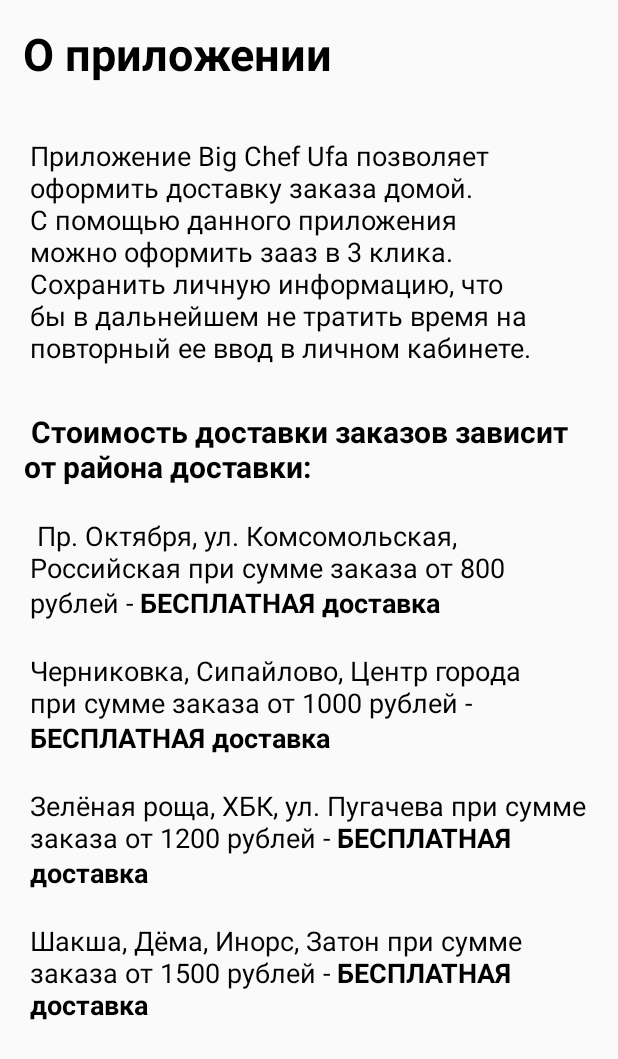
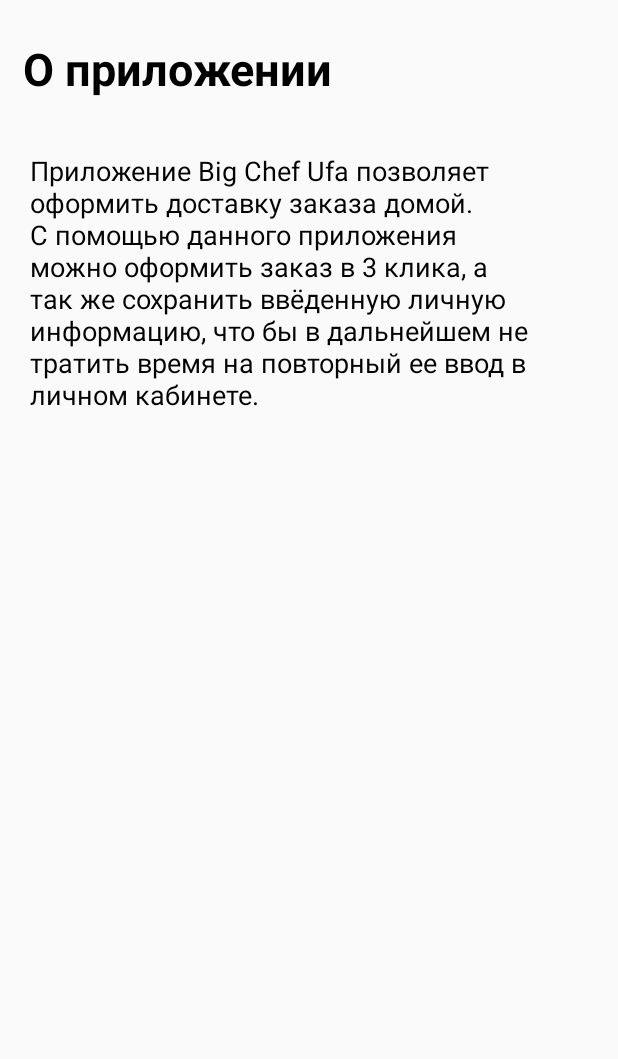
Before and after one commit to sharafutdinovazat/BigChefCafe, an Android app: the layout about_app.xml on its own in the app's theme, with its tools: preview values and no code run, on a phone screen of 412 x 824 dp. Shown: the top 1059 px of the screen. Run offline under Robolectric (Android 15) with nearby library versions, the phone set to English and light mode, and no system bars; Roboto replaces fonts that are not available here.

Commit message:
Чтото2

```diff
--- a/app/src/main/res/layout/about_app.xml
+++ b/app/src/main/res/layout/about_app.xml
@@ -6,15 +6,17 @@
     xmlns:android="http://schemas.android.com/apk/res/android">
 
     <TextView
-        android:id="@+id/textView17"
+        android:id="@+id/textView170"
         android:layout_width="match_parent"
-        android:layout_height="wrap_content"
+        android:layout_height="match_parent"
         android:layout_margin="15dp"
         android:layout_marginLeft="16dp"
         android:layout_marginStart="16dp"
+        android:paddingTop="10dp"
         android:text="@string/about_app_text"
         android:textColor="@android:color/black"
-        android:textSize="30sp" />
+        android:textSize="30sp"
+        android:visibility="visible" />
 
     <TextView
         android:id="@+id/textView77"
@@ -23,33 +25,8 @@
         android:layout_margin="20dp"
         android:layout_marginLeft="16dp"
         android:layout_marginStart="16dp"
-        android:layout_marginTop="0dp"
         android:text="@string/about_app_text2"
         android:textColor="@android:color/black"
         android:textSize="18sp" />
 
-    <TextView
-        android:id="@+id/textView55"
-        android:layout_width="match_parent"
-        android:layout_height="wrap_content"
-        android:layout_marginEnd="10dp"
-        android:layout_marginLeft="20dp"
-        android:layout_marginRight="15dp"
-        android:layout_marginStart="16dp"
-        android:layout_marginTop="10dp"
-        android:text="@string/besplatnaya_dostavka"
-        android:textColor="@android:color/black"
-        android:textSize="20sp" />
-
-    <TextView
-        android:id="@+id/textView44"
-        android:layout_width="match_parent"
-        android:layout_height="wrap_content"
-        android:layout_margin="20dp"
-        android:layout_marginLeft="16dp"
-        android:layout_marginStart="16dp"
-        android:text="@string/ulitsi"
-        android:textColor="@android:color/black"
-        android:textSize="18sp"
-         />
 </LinearLayout>
--- a/app/src/main/res/layout/profile.xml
+++ b/app/src/main/res/layout/profile.xml
@@ -16,10 +16,11 @@
         android:layout_column="16"
         android:layout_margin="15dp"
         android:layout_row="0"
+        android:paddingTop="15dp"
         android:text="@string/postal_person_id"
         android:textColor="@android:color/black"
         android:textSize="30sp"
-        tools:layout_editor_absoluteX="71dp"
+        tools:layout_editor_absoluteX="27dp"
         tools:layout_editor_absoluteY="16dp" />
 
     <GridLayout
--- a/app/src/main/res/values/strings.xml
+++ b/app/src/main/res/values/strings.xml
@@ -22,7 +22,7 @@
     <string name="about_app_text"><b>О приложении</b>
     </string>
 
-    <string name="about_app_text2">Приложение "Big Chef Ufa"  позволяет оформить доставку заказа домой. С помощью данного приложения можно оформить зааз в 3 клика. Сохранить личную информацию, что бы в дальнейшем не тратить время на повторный ее ввод в личном кабинете.
+    <string name="about_app_text2">Приложение "Big Chef Ufa"  позволяет оформить доставку заказа домой. С помощью данного приложения можно оформить заказ в 3 клика, а так же сохранить ввёденную личную информацию, что бы в дальнейшем не тратить время на повторный ее ввод в личном кабинете.
     </string>
 
     <string name="nav_star"></string>
```
